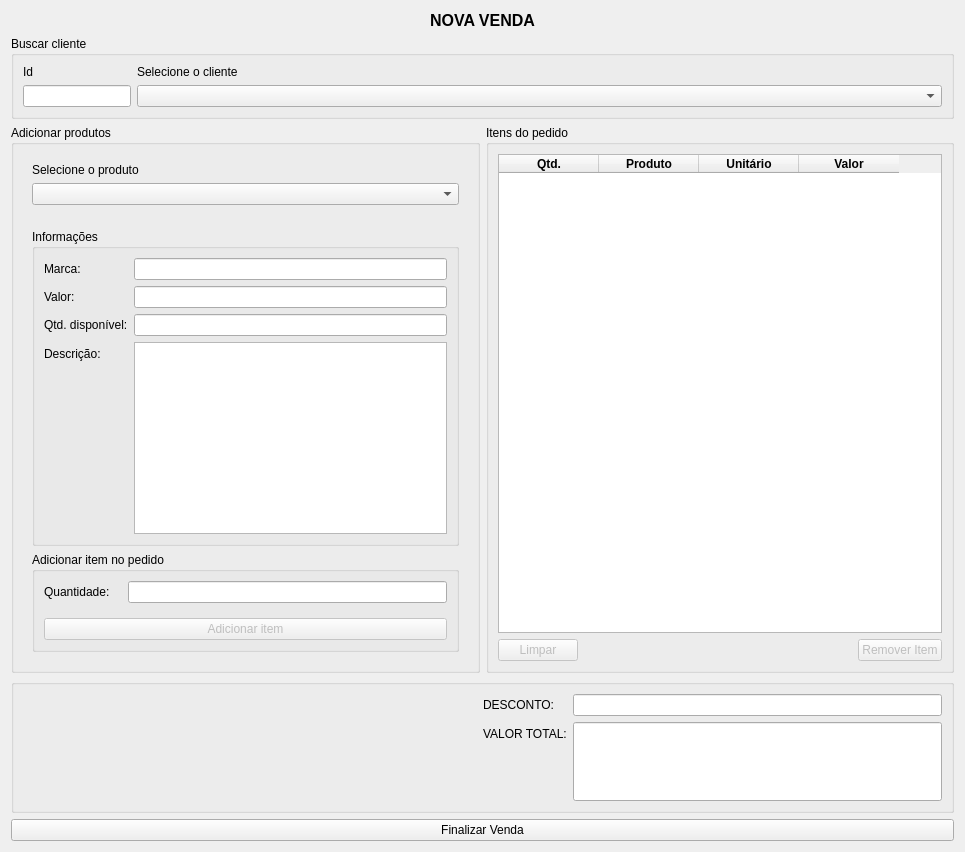
Before: the Qt Designer form ui/ui_novavenda.ui in adaiasreis/Projeto-MatCon, drawn with Qt 5.
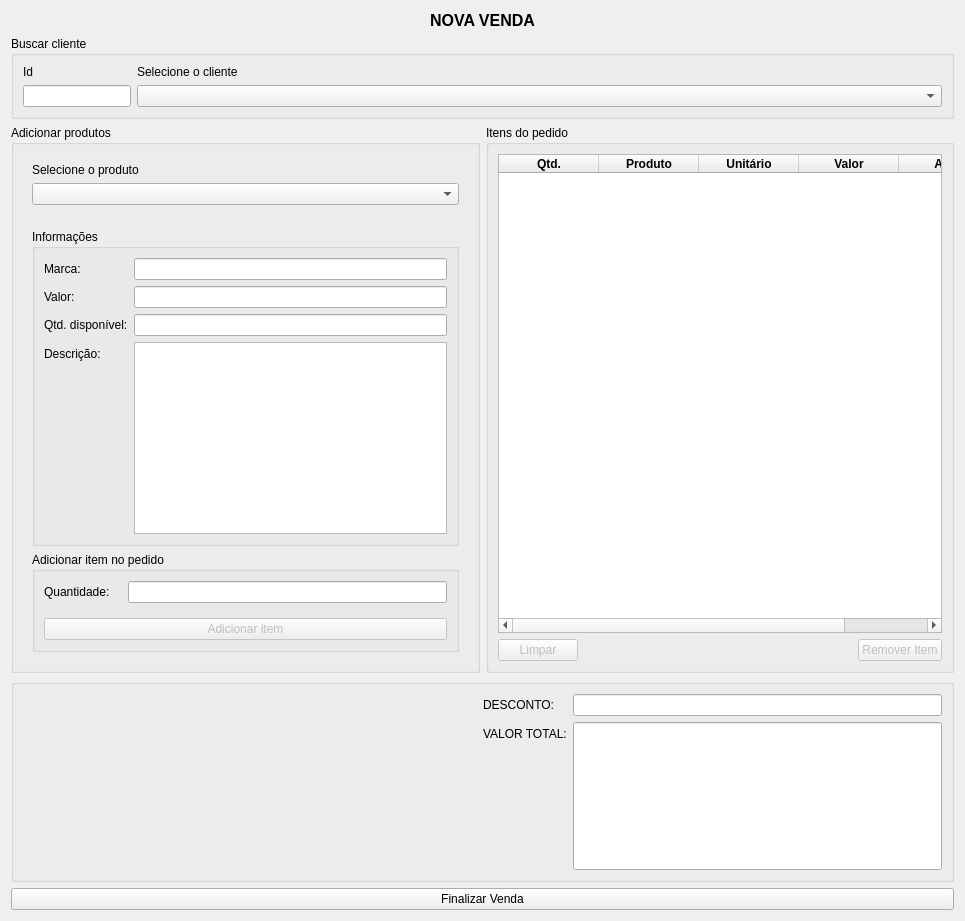
After: the same form once the commit is applied.

What changed in the file:
```diff
--- a/ui/ui_novavenda.ui
+++ b/ui/ui_novavenda.ui
@@ -7,7 +7,7 @@
     <x>0</x>
     <y>0</y>
     <width>965</width>
-    <height>852</height>
+    <height>921</height>
    </rect>
   </property>
   <property name="windowTitle">
@@ -352,6 +352,20 @@
              <set>AlignCenter</set>
             </property>
            </column>
+           <column>
+            <property name="text">
+             <string>Ação</string>
+            </property>
+            <property name="font">
+             <font>
+              <weight>75</weight>
+              <bold>true</bold>
+             </font>
+            </property>
+            <property name="textAlignment">
+             <set>AlignCenter</set>
+            </property>
+           </column>
           </widget>
          </item>
          <item>
```
